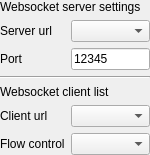
This is src/pages/websocket/server/SAKWebSocketServerDeviceController.ui in x-tools-author/x-tools as Qt 5 draws it before an edit. The edited form follows.
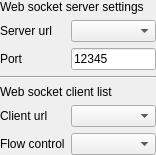
This is the edited form.

Patch:
```diff
--- a/src/pages/websocket/server/SAKWebSocketServerDeviceController.ui
+++ b/src/pages/websocket/server/SAKWebSocketServerDeviceController.ui
@@ -6,7 +6,7 @@
    <rect>
     <x>0</x>
     <y>0</y>
-    <width>150</width>
+    <width>156</width>
     <height>143</height>
    </rect>
   </property>
@@ -29,7 +29,7 @@
    <item row="4" column="0" colspan="2">
     <widget class="QLabel" name="label_6">
      <property name="text">
-      <string>Websocket client list</string>
+      <string>Web socket client list</string>
      </property>
     </widget>
    </item>
@@ -70,7 +70,7 @@
    <item row="0" column="0" colspan="2">
     <widget class="QLabel" name="label_5">
      <property name="text">
-      <string>Websocket server settings</string>
+      <string>Web socket server settings</string>
      </property>
     </widget>
    </item>
```
